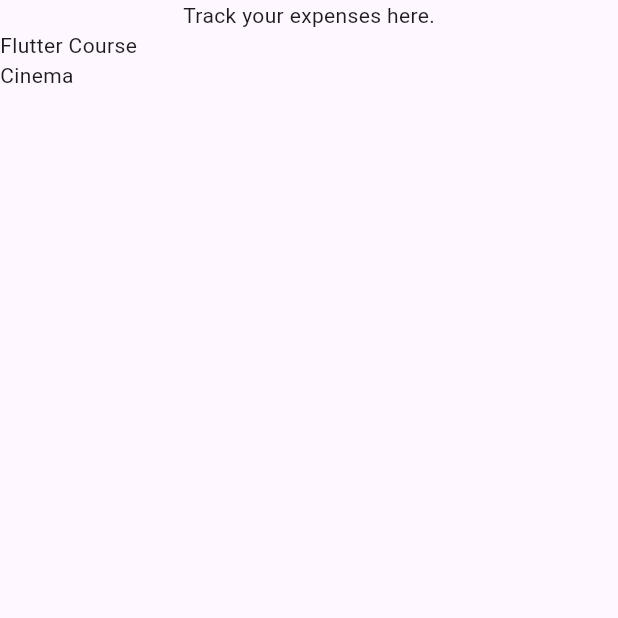
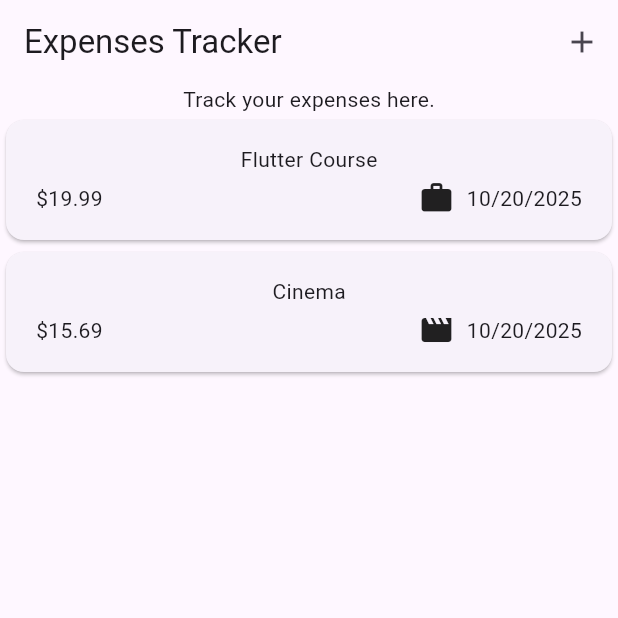
Before and after one commit to NeeDaimDark/expences_app, a Flutter app: the screen it shows after launch, on a phone screen of 412 x 824 dp, the top half of it. Run offline on Flutter 3.47's test engine with Material 3 defaults, Android fonts, the phone set to English and light mode, and no system bars.

Commit message:
displaying expences and icons +app bar

```diff
--- a/lib/main.dart
+++ b/lib/main.dart
@@ -1,5 +1,5 @@
 import 'package:flutter/material.dart';
-import 'package:expenses_tracker/expenses.dart';
+import 'package:expenses_tracker/widgets/expenses.dart';
 void main() {
   runApp(
     MaterialApp(
--- a/lib/models/expense.dart
+++ b/lib/models/expense.dart
@@ -1,11 +1,21 @@
 import 'package:uuid/uuid.dart';
+import 'package:intl/intl.dart';
+import 'package:flutter/material.dart';
 const uuid = Uuid();
+final formatter = DateFormat.yMd();
 enum Category {
   food,
   travel,
   leisure,
   work,
 }
+
+const categoryIcons = {
+  Category.food: Icons.lunch_dining,
+  Category.travel: Icons.flight_takeoff,
+  Category.leisure: Icons.movie,
+  Category.work: Icons.work,
+};
 
 
 class Expense {
@@ -21,4 +31,9 @@ class Expense {
     required this.date,
     required this.category,
   }): id = uuid.v4();
+
+  String get formattedDate {
+    return formatter.format(date);
+  }
+
 }
--- a/lib/expenses.dart
+++ b/lib/widgets/expenses.dart
@@ -1,6 +1,6 @@
 import 'package:expenses_tracker/models/expense.dart';
 import 'package:flutter/material.dart';
-import 'package:expenses_tracker/expenses_list.dart';
+import 'package:expenses_tracker/widgets/expenses_list/expenses_list.dart';
 
 class Expenses extends StatefulWidget {
   const Expenses({super.key});
@@ -30,6 +30,15 @@ class _ExpensesState extends State<Expenses> {
   @override
   Widget build(BuildContext context) {
     return  Scaffold(
+      appBar: AppBar(
+        actions: [
+          IconButton(
+            onPressed: () {},
+            icon: const Icon(Icons.add),
+          ),
+        ],
+        title: const Text('Expenses Tracker'),
+      ),
       body: Column(
         children: [
           const Text('Track your expenses here.'),
--- /dev/null
+++ b/lib/widgets/expenses_list/expense_item.dart
@@ -0,0 +1,40 @@
+import 'package:flutter/material.dart';
+import 'package:expenses_tracker/models/expense.dart';
+
+class ExpenseItem extends StatelessWidget {
+  final Expense expense;
+  const ExpenseItem(this.expense,{super.key});
+
+  @override
+  Widget build(BuildContext context) {
+    return Card(
+      child: Padding(
+        padding: const EdgeInsets.symmetric(
+          horizontal: 20,
+          vertical: 16,
+        ),
+        child: Column(
+          children: [
+            Text(expense.title),
+            const SizedBox(height: 4),
+            Row(
+              children: [
+                Text('\$${expense.amount.toStringAsFixed(2)}'),
+                const Spacer(),
+                Row(
+                  children: [
+                    Icon(categoryIcons[expense.category]),
+                    const SizedBox(width: 8,),
+                    Text(expense.formattedDate),
+                  ],
+                ),
+
+              ],
+            ),
+          ],
+        ),
+      ),
+
+    );
+  }
+}
--- a/lib/expenses_list.dart
+++ b/lib/widgets/expenses_list/expenses_list.dart
@@ -1,4 +1,5 @@
 import 'package:expenses_tracker/models/expense.dart';
+import 'package:expenses_tracker/widgets/expenses_list/expense_item.dart';
 import 'package:flutter/material.dart';
 
 class ExpensesList extends StatelessWidget {
@@ -12,7 +13,7 @@ class ExpensesList extends StatelessWidget {
   Widget build(BuildContext context) {
     return ListView.builder(
       itemCount: expenses.length,
-      itemBuilder : (context, index) => Text(expenses[index].title),
+      itemBuilder : (context, index) => ExpenseItem(expenses[index]),
 
     );
   }
--- a/pubspec.yaml
+++ b/pubspec.yaml
@@ -35,6 +35,7 @@ dependencies:
   # Use with the CupertinoIcons class for iOS style icons.
   cupertino_icons: ^1.0.8
   uuid: ^4.5.1
+  intl: ^0.20.2
 
 dev_dependencies:
   flutter_test:
```
Also changed, not shown: pubspec.lock.
